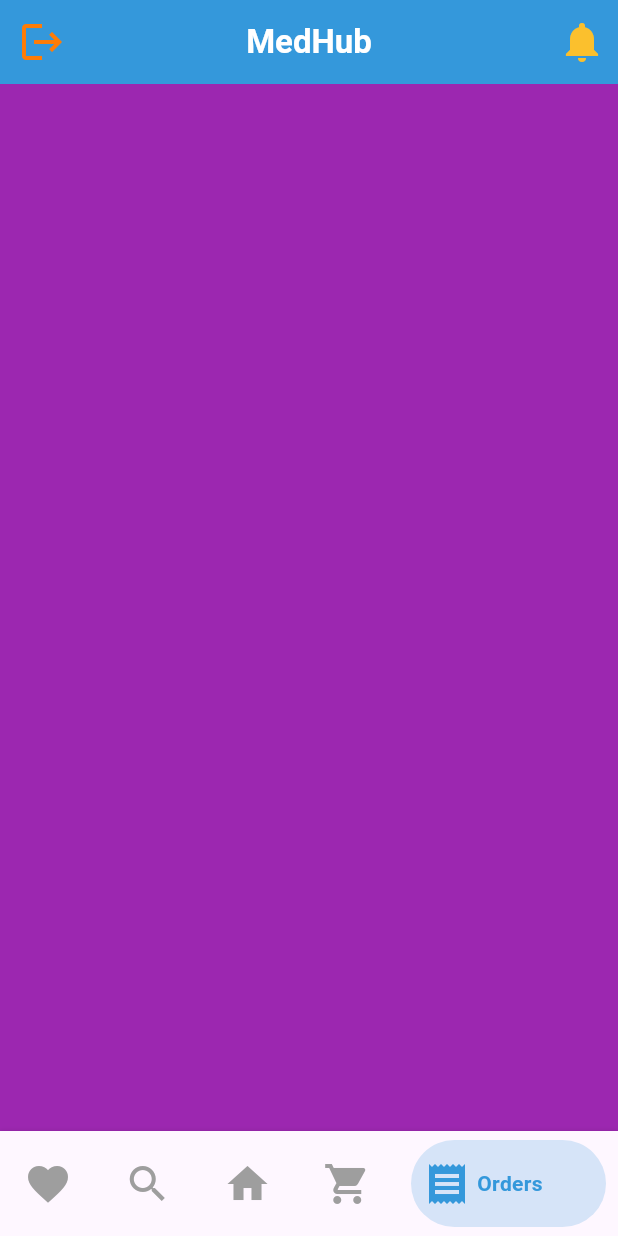
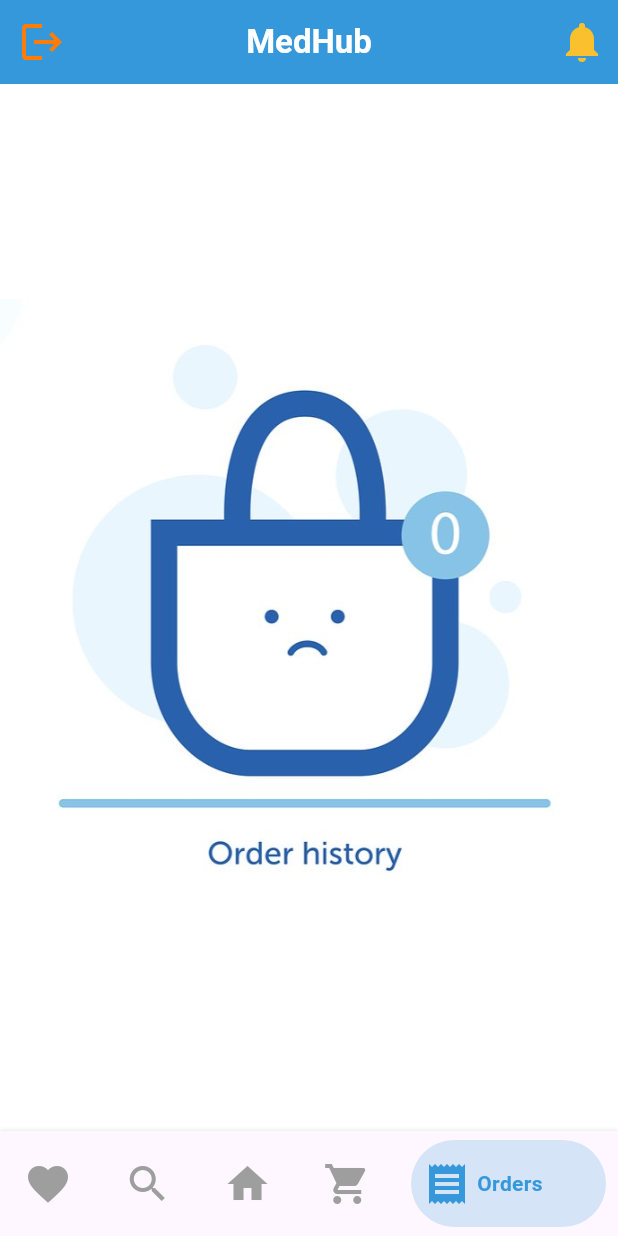
Before and after one commit to Abdalrahman-Alhamod/MedHub-Mobile, a Flutter app: the screen it shows after launch, item 5 of the bottom bar chosen, on a phone screen of 412 x 824 dp. Run offline on Flutter 3.47's test engine with Material 3 defaults, Android fonts, the phone set to English and light mode, and no system bars; drawn by our look-alikes of bottom_navy_bar; our stand-ins replace auto_size_text, dio, flutter_bloc, flutter_screenutil, flutter_svg, get and 2 more; accounts and stored records are empty.

Commit message:
add image to order screen

```diff
--- a/lib/src/view/screens/navigation bar/orders_screen.dart
+++ b/lib/src/view/screens/navigation bar/orders_screen.dart
@@ -1,4 +1,6 @@
 import 'package:flutter/material.dart';
+import 'package:pharmacy_warehouse_store_mobile/core/assets/app_images.dart';
+import 'package:pharmacy_warehouse_store_mobile/src/view/widgets/show_image.dart';
 
 class OrdersScreen extends StatelessWidget {
   const OrdersScreen({super.key});
@@ -6,7 +8,13 @@ class OrdersScreen extends StatelessWidget {
   @override
   Widget build(BuildContext context) {
     return const Scaffold(
-      backgroundColor: Colors.purple,
+      body: Center(
+        child: ShowImage(
+          imagePath: AppImages.emptyOrders,
+          height: 600,
+          width: 600,
+        ),
+      ),
     );
   }
 }
```
